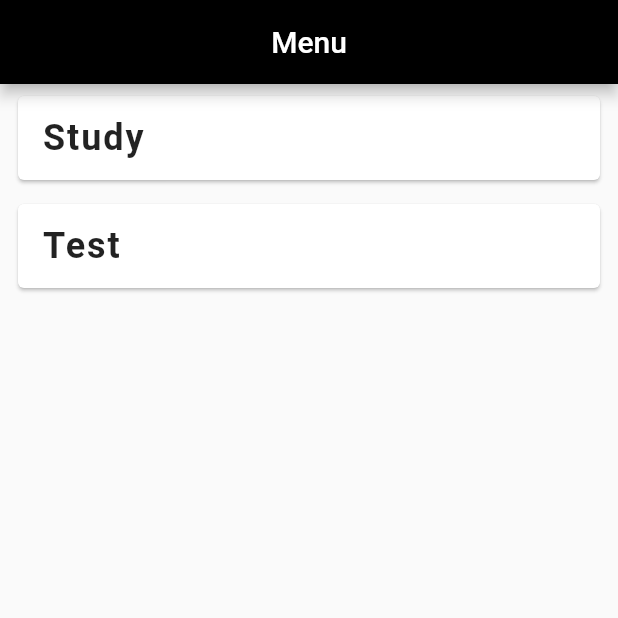
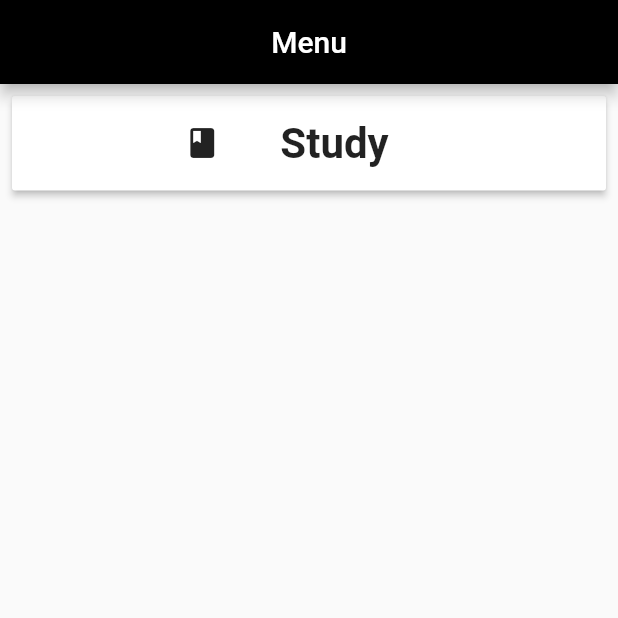
Before and after one commit to swornimbarahi/amino_cards, a Flutter app: the screen it shows after launch, after a tap on "Study", on a phone screen of 412 x 824 dp, the top half of it. Run offline on Flutter 3.47's test engine with Material 2 defaults, Android fonts, the phone set to English and light mode, and no system bars; our stand-ins replace flutter_spinkit; Roboto replaces fonts that are missing (Montserrat-Medium).

Commit message:
Created a button for routing

```diff
--- a/lib/pages/home.dart
+++ b/lib/pages/home.dart
@@ -29,29 +29,31 @@ class _HomeState extends State<Home> {
           backgroundColor: Colors.black,
           centerTitle: true,
         ),
-        body: Center(
-          child: ListView.builder(
-              itemCount: widget.menuItems.length,
-              itemBuilder: (context, index) {
-                return Padding(
-                  padding: const EdgeInsets.symmetric(
-                    horizontal: 8.0,
-                    vertical: 4.0,
-                  ),
-                  child: Card(
-                      child: ListTile(
-                    onTap: () {},
-                    title: Text(
-                      widget.menuItems[index]['title'],
-                      style: TextStyle(
-                        fontSize: 24.0,
-                        letterSpacing: 1.3,
-                        fontWeight: FontWeight.bold,
-                      ),
+        body: Column(
+          children: <Widget>[
+            Padding(
+              padding: const EdgeInsets.all(8.0),
+              child: RaisedButton(
+                  onPressed: () {},
+                  color: Colors.white,
+                  child: Padding(
+                    padding: const EdgeInsets.symmetric(vertical: 15.0),
+                    child: Row(
+                      mainAxisAlignment: MainAxisAlignment.center,
+                      children: <Widget>[
+                        Icon(Icons.book),
+                        SizedBox(width: 40.0),
+                        Text("Study",
+                            style: TextStyle(
+                              fontSize: 28.0,
+                              fontWeight: FontWeight.w600,
+                            )),
+                        SizedBox(width: 30.0),
+                      ],
                     ),
                   )),
-                );
-              }),
+            )
+          ],
         ));
   }
 }
--- a/lib/pages/loading.dart
+++ b/lib/pages/loading.dart
@@ -9,14 +9,13 @@ class Loading extends StatefulWidget {
 }
 
 class _LoadingState extends State<Loading> {
-
   @override
   void initState() {
     super.initState();
     loadSpinner();
   }
 
-  void loadSpinner () async {
+  void loadSpinner() async {
     await Future.delayed(Duration(milliseconds: 2800));
     Navigator.pushReplacementNamed(context, '/home');
   }
@@ -24,12 +23,25 @@ class _LoadingState extends State<Loading> {
   @override
   Widget build(BuildContext context) {
     return Scaffold(
-      backgroundColor: Colors.black,
-      body: Center(
-        child: SpinKitCubeGrid(
-          color: Colors.white,
-        ),
-      ),
-    );
+        backgroundColor: Colors.black,
+        body: Center(
+          child: Column(
+            mainAxisAlignment: MainAxisAlignment.center,
+            children: <Widget>[
+            SpinKitCubeGrid(
+              color: Colors.white,
+            ),
+            SizedBox(
+              height: 20.0
+            ),
+            Text("Amino Study Guide",
+                style: TextStyle(
+                  fontSize: 34.0,
+                  color: Colors.white,
+                  letterSpacing: 1.3,
+                  fontWeight: FontWeight.w600,
+                ))
+          ]),
+        ));
   }
 }
--- a/lib/pages/study.dart
+++ b/lib/pages/study.dart
@@ -1 +1,19 @@
-// import 'package:flutter/material.dart';
+import 'package:flutter/material.dart';
+
+class Study extends StatefulWidget {
+  Study({Key key}) : super(key: key);
+
+  @override
+  _StudyState createState() => _StudyState();
+}
+
+class _StudyState extends State<Study> {
+  @override
+  Widget build(BuildContext context) {
+    return Scaffold(
+      body: ListView.builder(itemBuilder: (context, index) {
+        return Text("");
+      }),
+    );
+  }
+}
```
